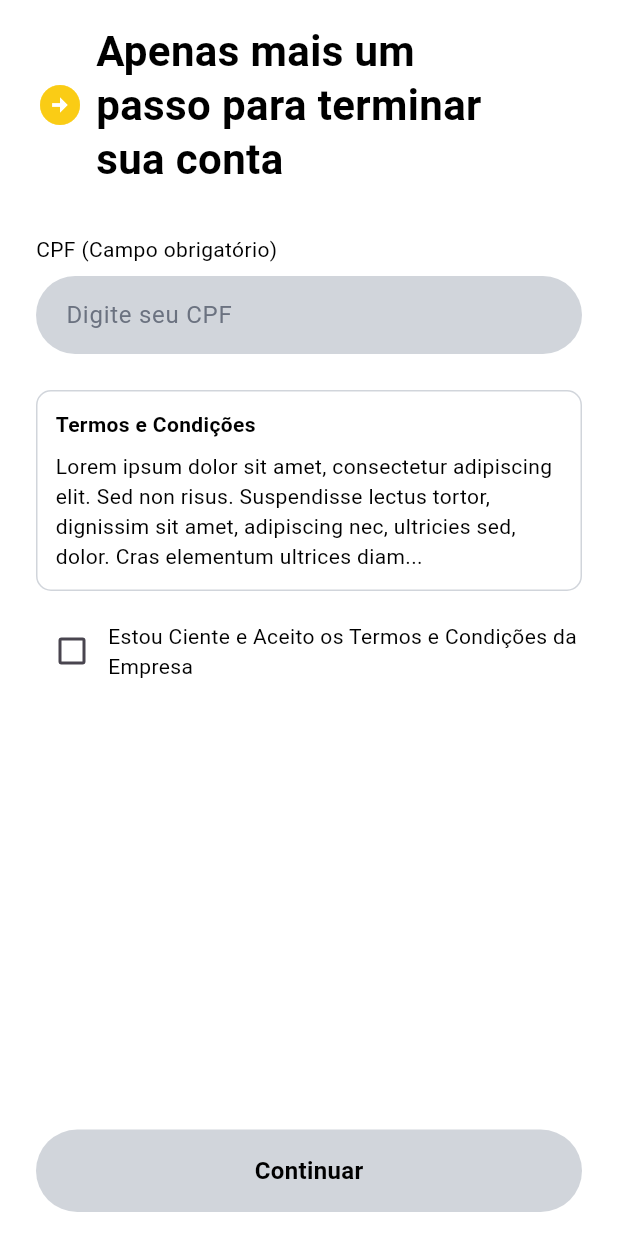
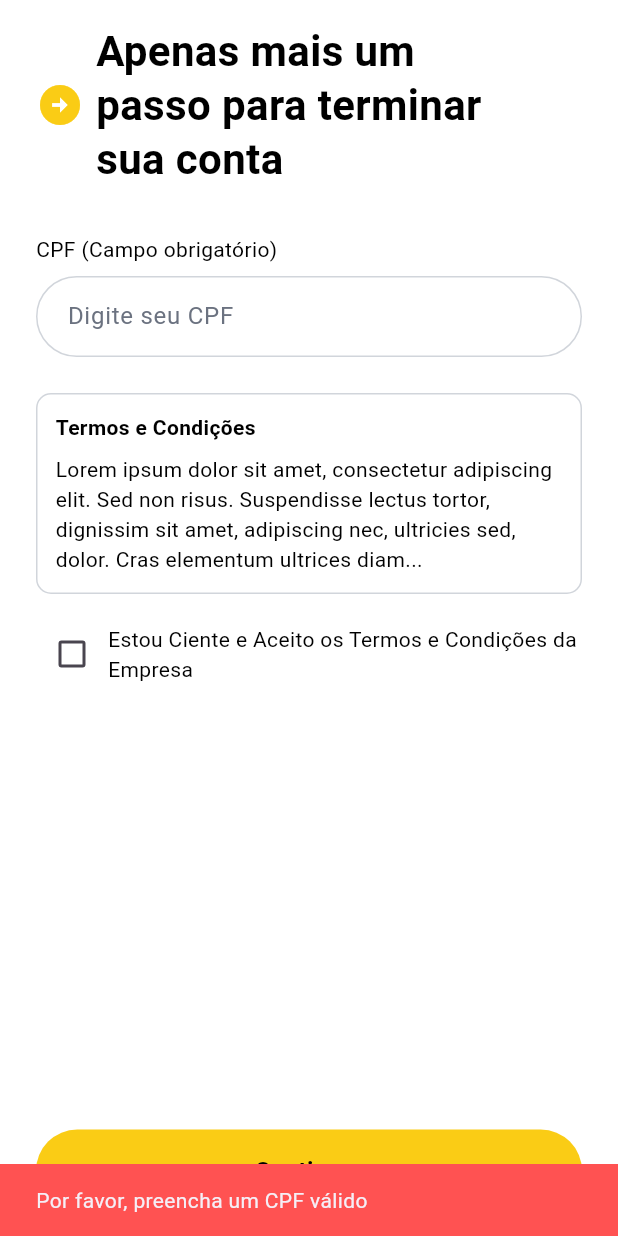
Before and after one commit to douumhelp/DouUmHelp-FLUTTER, a Flutter app: the Terms screen opened directly, after a tap on "Continuar", on a phone screen of 412 x 824 dp. Run offline on Flutter 3.47's test engine with Material 3 defaults, Android fonts, the phone set to English and light mode, and no system bars; our stand-ins replace google_fonts, mask_text_input_formatter.

Commit message:
ajuste de mascaras

```diff
--- a/lib/login.dart
+++ b/lib/login.dart
@@ -80,7 +80,6 @@ class _LoginScreenState extends State<LoginScreen> {
                     padding: EdgeInsets.symmetric(vertical: 14, horizontal: 50),
                   ),
                   onPressed: () {
-                    // Redireciona para a Home
                     Navigator.pushReplacement(
                       context,
                       MaterialPageRoute(builder: (context) => HomeScreen()),
--- a/lib/terms.dart
+++ b/lib/terms.dart
@@ -1,4 +1,6 @@
 import 'package:flutter/material.dart';
+import 'package:mask_text_input_formatter/mask_text_input_formatter.dart';
+import 'home.dart';
 
 class Terms extends StatefulWidget {
   @override
@@ -8,6 +10,39 @@ class Terms extends StatefulWidget {
 class _TermsState extends State<Terms> {
   bool aceitoTermos = false;
   final TextEditingController _cpfController = TextEditingController();
+  final _formKey = GlobalKey<FormState>();
+
+  final cpfMaskFormatter = MaskTextInputFormatter(
+    mask: '###.###.###-##',
+    filter: {"#": RegExp(r'[0-9]')},
+    type: MaskAutoCompletionType.lazy,
+  );
+
+  void _submitForm() {
+    if (_cpfController.text.isEmpty || _cpfController.text.length < 14) {
+      _showMessage('Por favor, preencha um CPF válido');
+      return;
+    }
+
+    if (!aceitoTermos) {
+      _showMessage('Você precisa aceitar os Termos e Condições');
+      return;
+    }
+
+    Navigator.pushReplacement(
+      context,
+      MaterialPageRoute(builder: (context) => HomeScreen()),
+    );
+  }
+
+  void _showMessage(String message) {
+    ScaffoldMessenger.of(context).showSnackBar(
+      SnackBar(
+        content: Text(message),
+        backgroundColor: Colors.redAccent,
+      ),
+    );
+  }
 
   @override
   Widget build(BuildContext context) {
@@ -44,15 +79,17 @@ class _TermsState extends State<Terms> {
               const SizedBox(height: 8),
               Container(
                 decoration: BoxDecoration(
-                  color: Color(0xFFD1D5DB), // cor secundária do campo
+                  color: Colors.white,
                   borderRadius: BorderRadius.circular(30),
+                  border: Border.all(color: Color(0xFFd1d5db)),
                 ),
                 child: TextField(
                   controller: _cpfController,
                   keyboardType: TextInputType.number,
+                  inputFormatters: [cpfMaskFormatter],
                   decoration: const InputDecoration(
                     hintText: 'Digite seu CPF',
-                    hintStyle: TextStyle(color: Color(0xFF6B7280)), // text-gray-500
+                    hintStyle: TextStyle(color: Color(0xFF6B7280)),
                     border: InputBorder.none,
                     contentPadding: EdgeInsets.symmetric(horizontal: 20, vertical: 14),
                   ),
@@ -62,7 +99,7 @@ class _TermsState extends State<Terms> {
               Container(
                 padding: const EdgeInsets.all(12),
                 decoration: BoxDecoration(
-                  border: Border.all(color: Color(0xFFd1d5db)), // border-gray-300
+                  border: Border.all(color: Color(0xFFd1d5db)),
                   borderRadius: BorderRadius.circular(10),
                 ),
                 child: const Column(
@@ -104,14 +141,12 @@ class _TermsState extends State<Terms> {
               const Spacer(),
               Center(
                 child: GestureDetector(
-                  onTap: () {
-                    // Ação do botão
-                  },
+                  onTap: _submitForm,
                   child: Container(
                     width: double.infinity,
                     padding: const EdgeInsets.symmetric(vertical: 16),
                     decoration: BoxDecoration(
-                      color: const Color(0xFFD1D5DB), // mesma cor do campo
+                      color: const Color(0xFFFACC15),
                       borderRadius: BorderRadius.circular(40),
                     ),
                     alignment: Alignment.center,
--- a/pubspec.yaml
+++ b/pubspec.yaml
@@ -20,6 +20,7 @@ dependencies:
 dev_dependencies:
   flutter_test:
     sdk: flutter
+  mask_text_input_formatter: ^2.4.0
   flutter_lints: ^5.0.0
 
 flutter:
```
Also changed, not shown: pubspec.lock.
